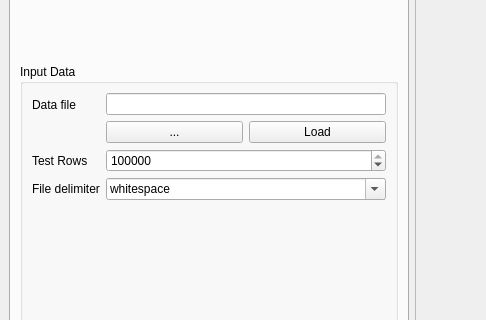
PMBB-Informatics-and-Genomics/NEAT-Plots, file gui/ui/main_window.ui: the form before one commit; both pictures show x 0 to 486 and y 297 to 617 of the 1135 by 891 pixel window.
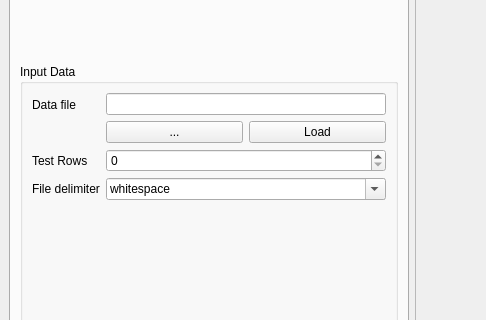
The form after the commit.

Commit message: Test rows default set to zero

The edit to the form file:
```diff
--- a/gui/ui/main_window.ui
+++ b/gui/ui/main_window.ui
@@ -170,7 +170,7 @@
                 <number>100</number>
                </property>
                <property name="value">
-                <number>100000</number>
+                <number>0</number>
                </property>
               </widget>
              </item>
```
The commit also changes 1 other file.
